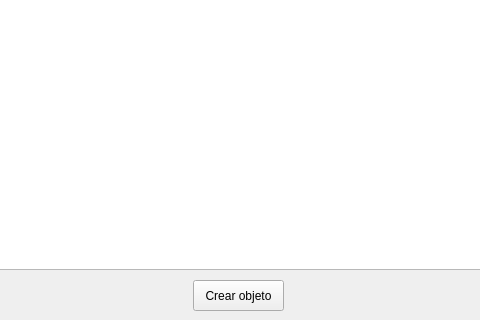
Above: mainwindow.ui from valentinajaramillor/Parcial-Final-Info-2 before the change; both pictures show x 157 to 637 and y 330 to 650 of the 800 by 650 pixel window. Below: the same form after it.
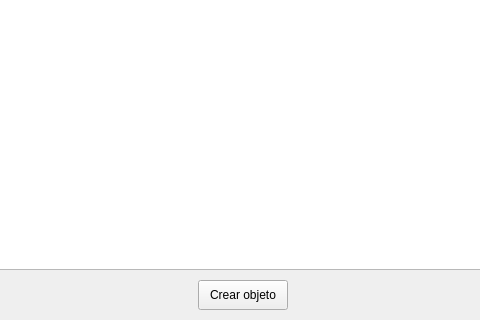
That is the form after the change.

What changed in the file:
```diff
--- a/mainwindow.ui
+++ b/mainwindow.ui
@@ -27,10 +27,10 @@
    <widget class="QPushButton" name="creador">
     <property name="geometry">
      <rect>
-      <x>350</x>
+      <x>355</x>
       <y>610</y>
-      <width>91</width>
-      <height>31</height>
+      <width>90</width>
+      <height>30</height>
      </rect>
     </property>
     <property name="text">
```
